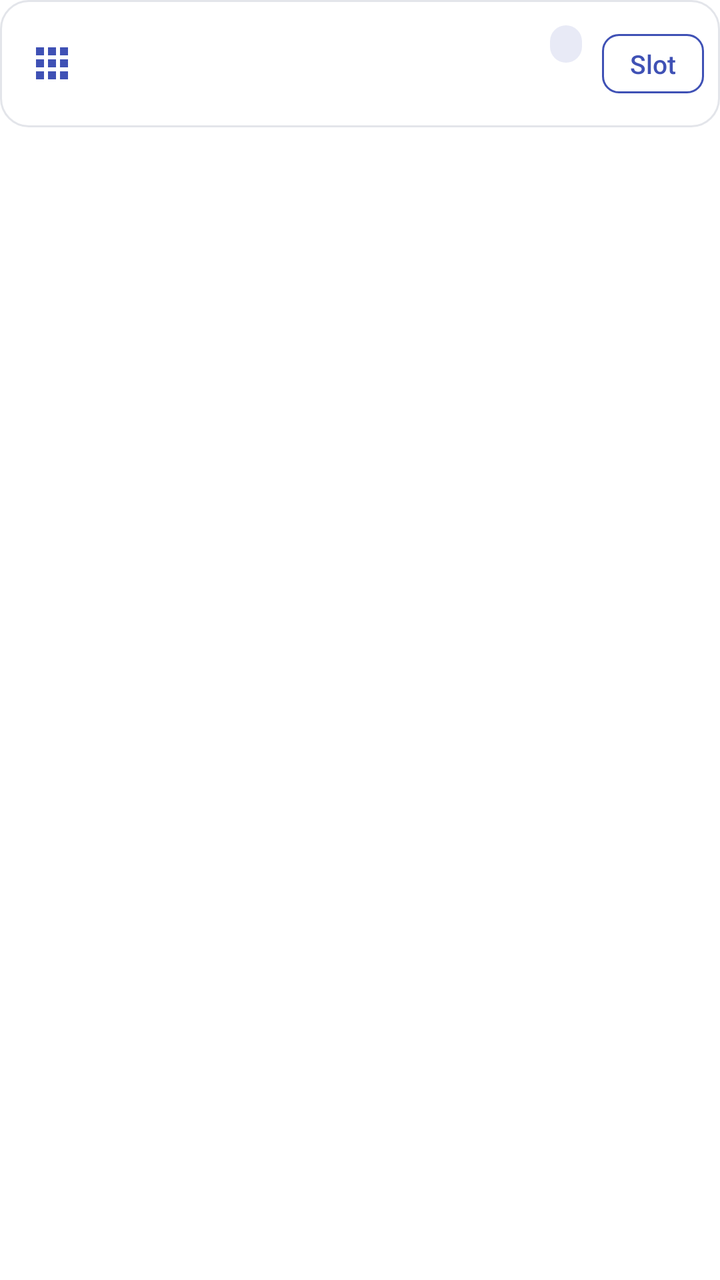
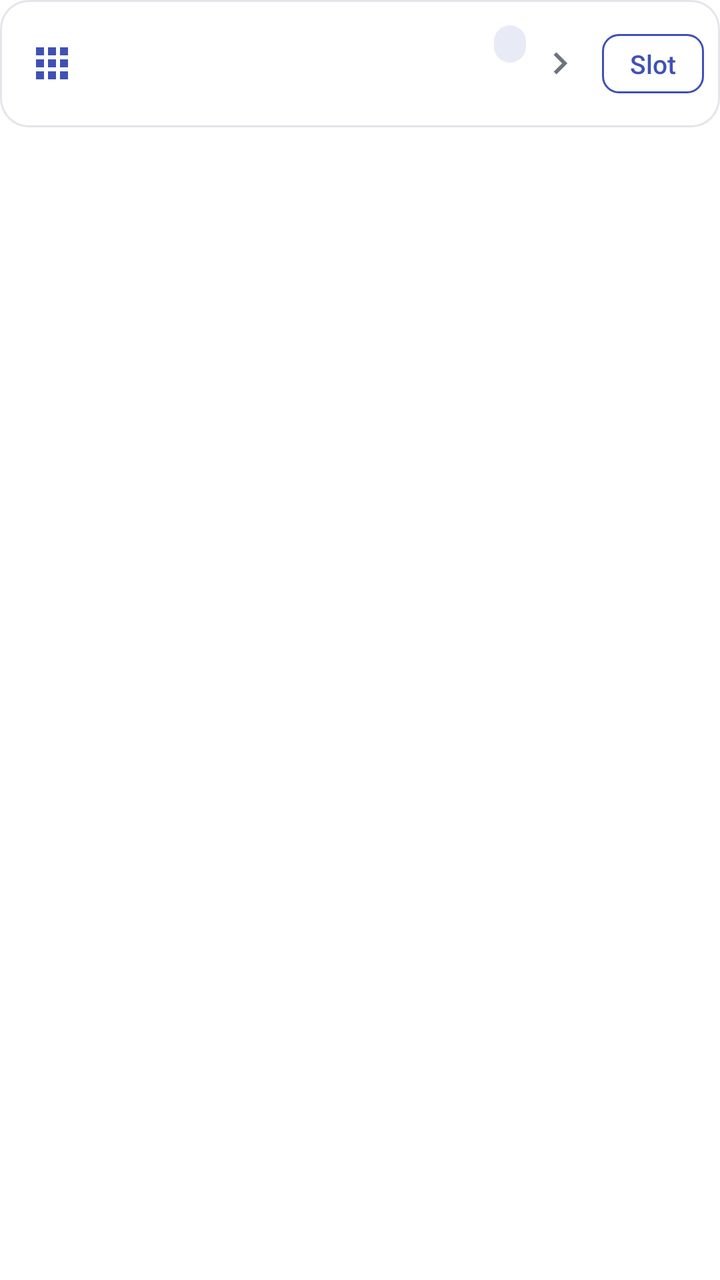

Screens rendered from an Android XML layout before and after an edit, with the pre-edit source and the edit as a unified diff.
<!-- AndroidManifest.xml: fallback theme Theme.MaterialComponents.DayNight.NoActionBar -->
<!-- res/layout/item_version.xml -->
<?xml version="1.0" encoding="utf-8"?>
<LinearLayout xmlns:android="http://schemas.android.com/apk/res/android"
    android:layout_width="match_parent"
    android:layout_height="wrap_content"
    android:orientation="vertical"
    android:paddingBottom="@dimen/card_gap">

    <LinearLayout
        android:layout_width="match_parent"
        android:layout_height="wrap_content"
        android:orientation="horizontal"
        android:gravity="center_vertical"
        android:background="@drawable/card_bg_press"
        android:paddingStart="14dp"
        android:paddingEnd="8dp"
        android:paddingTop="12dp"
        android:paddingBottom="12dp">

        <ImageView
            android:layout_width="24dp"
            android:layout_height="24dp"
            android:src="@drawable/ic_app"
            android:tint="@color/accent" />

        <LinearLayout
            android:layout_width="0dp"
            android:layout_height="wrap_content"
            android:layout_weight="1"
            android:layout_marginStart="12dp"
            android:orientation="vertical">

            <LinearLayout
                android:layout_width="match_parent"
                android:layout_height="wrap_content"
                android:orientation="horizontal"
                android:gravity="center_vertical">

                
                <TextView
                    android:id="@+id/ver_title"
                    android:layout_width="0dp"
                    android:layout_height="wrap_content"
                    android:layout_weight="1"
                    android:maxLines="2"
                    android:ellipsize="end"
                    android:lineSpacingExtra="1dp"
                    android:textSize="15sp"
                    android:fontFamily="sans-serif-medium"
                    android:textColor="@color/fg" />

                <TextView
                    android:id="@+id/ver_slot_badge"
                    android:layout_width="wrap_content"
                    android:layout_height="wrap_content"
                    android:layout_marginStart="8dp"
                    android:background="@drawable/badge_slot"
                    android:paddingStart="8dp"
                    android:paddingEnd="8dp"
                    android:paddingTop="2dp"
                    android:paddingBottom="2dp"
                    android:textSize="11sp"
                    android:textColor="@color/chip_fg" />
            </LinearLayout>

            
            <TextView
                android:id="@+id/ver_sub"
                android:layout_width="match_parent"
                android:layout_height="wrap_content"
                android:paddingTop="3dp"
                android:maxLines="2"
                android:ellipsize="end"
                android:textSize="12sp"
                android:textColor="@color/fg_muted" />

            <TextView
                android:id="@+id/ver_conflict"
                android:layout_width="match_parent"
                android:layout_height="wrap_content"
                android:paddingTop="4dp"
                android:textSize="11sp"
                android:lineSpacingExtra="2dp"
                android:textColor="@color/chip_fg_warn"
                android:visibility="gone" />
        </LinearLayout>

        <TextView
            android:id="@+id/ver_slot_btn"
            android:layout_width="wrap_content"
            android:layout_height="wrap_content"
            android:layout_marginStart="10dp"
            android:background="@drawable/btn_ghost"
            android:clickable="true"
            android:focusable="false"
            android:paddingStart="14dp"
            android:paddingEnd="14dp"
            android:paddingTop="6dp"
            android:paddingBottom="6dp"
            android:text="@string/row_slot_btn"
            android:textSize="13sp"
            android:fontFamily="sans-serif-medium"
            android:textColor="@color/accent" />
    </LinearLayout>
</LinearLayout>
<!-- resources referenced by this layout -->
<resources>
  <color name="accent">#FF3F51B5</color>
  <color name="chip_fg">#FF303F9F</color>
  <color name="chip_fg_warn">#FFC62828</color>
  <color name="fg">#FF1A1C1E</color>
  <color name="fg_muted">#FF6B7280</color>
  <dimen name="card_gap">10dp</dimen>
  <!-- drawable badge_slot (drawable) -->
  <?xml version="1.0" encoding="utf-8"?>
  <shape xmlns:android="http://schemas.android.com/apk/res/android"
      android:shape="rectangle">
      <corners android:radius="9dp" />
      <solid android:color="@color/chip_bg" />
  </shape>
  <!-- drawable btn_ghost (drawable) -->
  <?xml version="1.0" encoding="utf-8"?>
  <selector xmlns:android="http://schemas.android.com/apk/res/android">
      <item android:state_pressed="true">
          <shape android:shape="rectangle">
              <solid android:color="@color/accent_soft" />
              <corners android:radius="8dp" />
              <stroke android:width="1dp" android:color="@color/accent" />
          </shape>
      </item>
      <item>
          <shape android:shape="rectangle">
              <solid android:color="@android:color/transparent" />
              <corners android:radius="8dp" />
              <stroke android:width="1dp" android:color="@color/accent" />
          </shape>
      </item>
  </selector>
  <!-- drawable card_bg_press (drawable) -->
  <?xml version="1.0" encoding="utf-8"?>
  <selector xmlns:android="http://schemas.android.com/apk/res/android">
      <item android:state_pressed="true">
          <shape android:shape="rectangle">
              <solid android:color="@color/card_press" />
              <corners android:radius="14dp" />
              <stroke android:width="1dp" android:color="@color/card_stroke" />
          </shape>
      </item>
      <item>
          <shape android:shape="rectangle">
              <solid android:color="@color/card" />
              <corners android:radius="14dp" />
              <stroke android:width="1dp" android:color="@color/card_stroke" />
          </shape>
      </item>
  </selector>
  <!-- drawable ic_app (drawable) -->
  <?xml version="1.0" encoding="utf-8"?>
  <vector xmlns:android="http://schemas.android.com/apk/res/android"
      android:width="24dp"
      android:height="24dp"
      android:viewportWidth="24"
      android:viewportHeight="24">
      <path
          android:fillColor="@color/icon_tint"
          android:pathData="M4,8h4V4H4v4zM10,20h4v-4h-4v4zM4,20h4v-4H4v4zM4,14h4v-4H4v4zM10,14h4v-4h-4v4zM16,4v4h4V4h-4zM10,8h4V4h-4v4zM16,14h4v-4h-4v4zM16,20h4v-4h-4v4z" />
  </vector>
  <string name="row_slot_btn">Slot</string>
  <color name="chip_bg">#FFE8EAF6</color>
  <color name="accent_soft">#FFE8EAF6</color>
  <color name="card_press">#FFEFF1F5</color>
  <color name="card_stroke">#FFE3E5EA</color>
  <color name="card">#FFFFFFFF</color>
  <color name="icon_tint">#FF5F6368</color>
</resources>

<!-- the commit's change to res/layout/item_version.xml (unified diff, before → after) -->
@@ -84,6 +84,18 @@
                 android:visibility="gone" />
         </LinearLayout>
 
+        
+        <ImageView
+            android:id="@+id/ver_more"
+            android:layout_width="22dp"
+            android:layout_height="22dp"
+            android:layout_marginStart="6dp"
+            android:src="@drawable/ic_chevron"
+            android:tint="@color/fg_muted"
+            android:clickable="true"
+            android:focusable="false"
+            android:contentDescription="@string/row_detail_btn" />
+
         <TextView
             android:id="@+id/ver_slot_btn"
             android:layout_width="wrap_content"
<!-- resource entries referenced after the edit -->
@@ -60,6 +60,18 @@
           android:fillColor="@color/icon_tint"
           android:pathData="M4,8h4V4H4v4zM10,20h4v-4h-4v4zM4,20h4v-4H4v4zM4,14h4v-4H4v4zM10,14h4v-4h-4v4zM16,4v4h4V4h-4zM10,8h4V4h-4v4zM16,14h4v-4h-4v4zM16,20h4v-4h-4v4z" />
   </vector>
+  <!-- drawable ic_chevron (drawable) -->
+  <?xml version="1.0" encoding="utf-8"?>
+  <vector xmlns:android="http://schemas.android.com/apk/res/android"
+      android:width="24dp"
+      android:height="24dp"
+      android:viewportWidth="24"
+      android:viewportHeight="24">
+      <path
+          android:fillColor="@color/icon_tint"
+          android:pathData="M10,6L8.59,7.41 13.17,12l-4.58,4.59L10,18l6,-6z" />
+  </vector>
+  <string name="row_detail_btn">Details</string>
   <string name="row_slot_btn">Slot</string>
   <color name="chip_bg">#FFE8EAF6</color>
   <color name="accent_soft">#FFE8EAF6</color>
